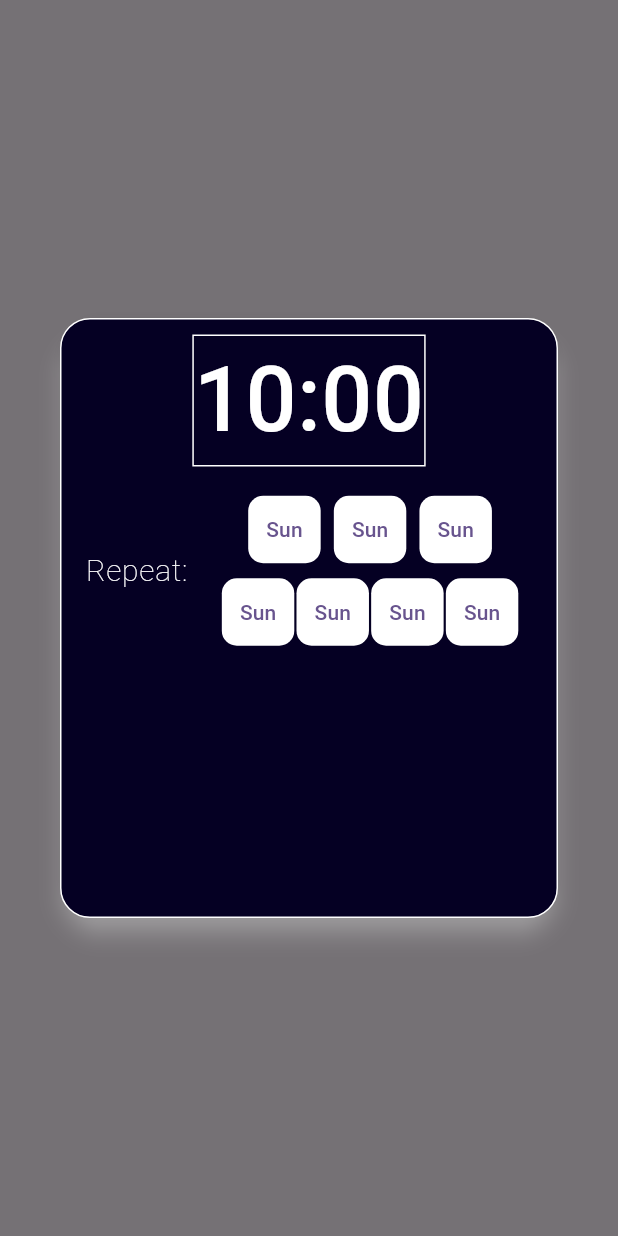
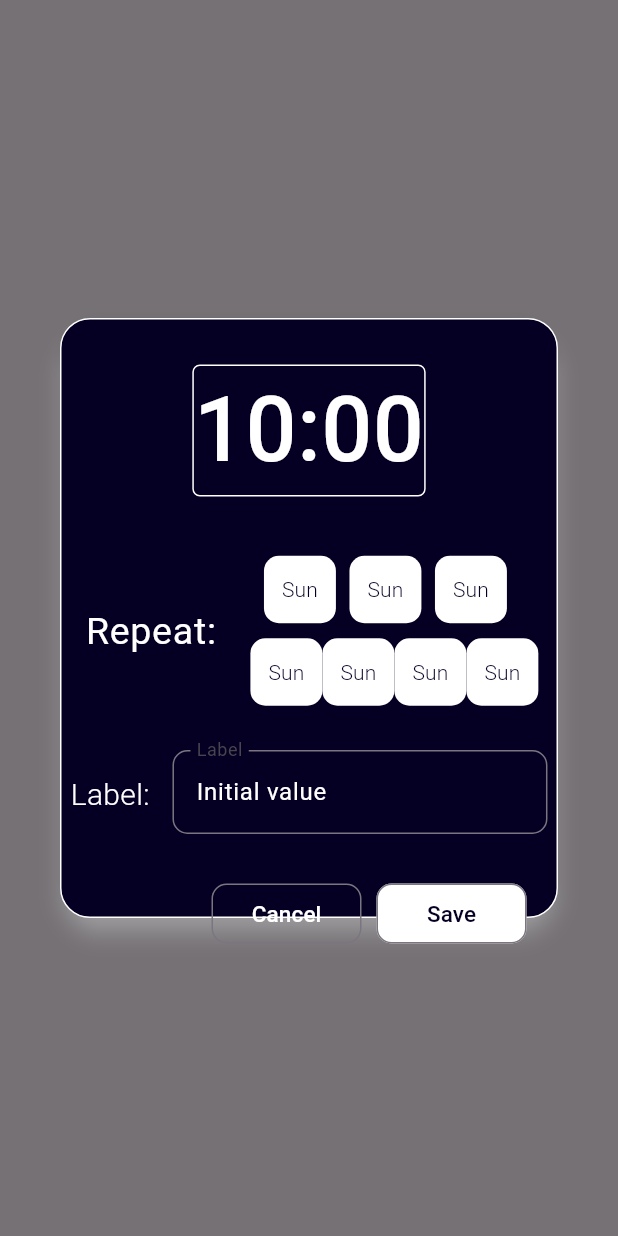
Before and after one commit to Takuyawe/My_Alarm, a Flutter app: what showAlarmConfigScreen() shows on an empty page, opened directly, on a phone screen of 412 x 824 dp. Run offline on Flutter 3.47's test engine with Material 3 defaults, Android fonts, the phone set to English and light mode, and no system bars; our stand-ins replace gap.

Commit message:
fix: fix style

```diff
--- a/lib/components/alarm/alarm_config_screen.dart
+++ b/lib/components/alarm/alarm_config_screen.dart
@@ -1,4 +1,5 @@
 // ignore_for_file: prefer_const_constructors, prefer_const_literals_to_create_immutables
+import 'package:flutter/material.dart';
 import 'package:my_alarm/importer.dart';
 
 // class AlarmConfigScreen extends StatelessWidget {
@@ -20,6 +21,7 @@ import 'package:my_alarm/importer.dart';
 void showAlarmConfigScreen(BuildContext context) {
   showDialog(
       context: context,
+      barrierDismissible: true,
       builder: (context) => Dialog(
           shadowColor: white,
           child: Container(
@@ -32,9 +34,11 @@ void showAlarmConfigScreen(BuildContext context) {
               child: Column(
                 children: [
                   Container(
-                    margin: EdgeInsets.all(10),
+                    margin: EdgeInsets.all(30),
                     decoration: BoxDecoration(
-                        border: Border.all(color: white), color: baseDarkColor),
+                        border: Border.all(color: white),
+                        color: baseDarkColor,
+                        borderRadius: BorderRadius.circular(5)),
                     child: Text("10:00",
                         style: TextStyle(
                             fontSize: 60,
@@ -44,9 +48,9 @@ void showAlarmConfigScreen(BuildContext context) {
                   ListTile(
                       leading: Text("Repeat: ",
                           style: TextStyle(
-                              fontSize: 20,
+                              fontSize: 25,
                               color: white,
-                              fontWeight: FontWeight.w200)),
+                              fontWeight: FontWeight.w400)),
                       title: Column(
                         children: [
                           SizedBox(
@@ -74,7 +78,68 @@ void showAlarmConfigScreen(BuildContext context) {
                                 ],
                               )),
                         ],
-                      ))
+                      )),
+                  Gap(20),
+                  Row(
+                    mainAxisAlignment: MainAxisAlignment.center,
+                    children: [
+                      Text("Label: ",
+                          style: TextStyle(
+                              fontSize: 20,
+                              color: white,
+                              fontWeight: FontWeight.w300)),
+                      Gap(10),
+                      SizedBox(
+                        height: 60,
+                        width: 250,
+                        child: TextFormField(
+                            maxLines: 1,
+                            controller:
+                                TextEditingController(text: "Initial value"),
+                            style: TextStyle(color: white),
+                            decoration: InputDecoration(
+                              labelText: "Label",
+                              border: OutlineInputBorder(
+                                  borderRadius: BorderRadius.circular(10)),
+                            )),
+                      )
+                    ],
+                  ),
+                  Gap(25),
+                  Row(
+                    mainAxisAlignment: MainAxisAlignment.end,
+                    children: [
+                      OutlinedButton(
+                          style: ButtonStyle(
+                            fixedSize: MaterialStateProperty.all(Size(100, 30)),
+                            shape: MaterialStateProperty.all(
+                                RoundedRectangleBorder(
+                                    borderRadius: BorderRadius.circular(10))),
+                          ),
+                          child: Text("Cancel",
+                              style: TextStyle(
+                                  fontSize: 15,
+                                  color: white,
+                                  fontWeight: FontWeight.w500)),
+                          onPressed: () {}),
+                      Gap(10),
+                      OutlinedButton(
+                          style: ButtonStyle(
+                            backgroundColor: MaterialStateProperty.all(white),
+                            fixedSize: MaterialStateProperty.all(Size(100, 30)),
+                            shape: MaterialStateProperty.all(
+                                RoundedRectangleBorder(
+                                    borderRadius: BorderRadius.circular(10))),
+                          ),
+                          child: Text("Save",
+                              style: TextStyle(
+                                  fontSize: 15,
+                                  color: baseDarkColor,
+                                  fontWeight: FontWeight.w500)),
+                          onPressed: () {}),
+                      Gap(20)
+                    ],
+                  )
                 ],
               ))));
 }
--- a/lib/components/alarm/week_button.dart
+++ b/lib/components/alarm/week_button.dart
@@ -12,6 +12,8 @@ class WeekButton extends StatelessWidget {
                 borderRadius: BorderRadius.circular(10))),
             minimumSize: MaterialStateProperty.all(Size(40, 45)),
             backgroundColor: MaterialStateProperty.all(white)),
-        child: Text("Sun"));
+        child: Text("Sun",
+            style:
+                TextStyle(color: baseDarkColor, fontWeight: FontWeight.w300)));
   }
 }
--- a/lib/views/home.dart
+++ b/lib/views/home.dart
@@ -1,4 +1,3 @@
-import 'package:my_alarm/components/alarm/alarm_config_screen.dart';
 import 'package:my_alarm/importer.dart';
 
 class HomeScreen extends StatelessWidget {
```
